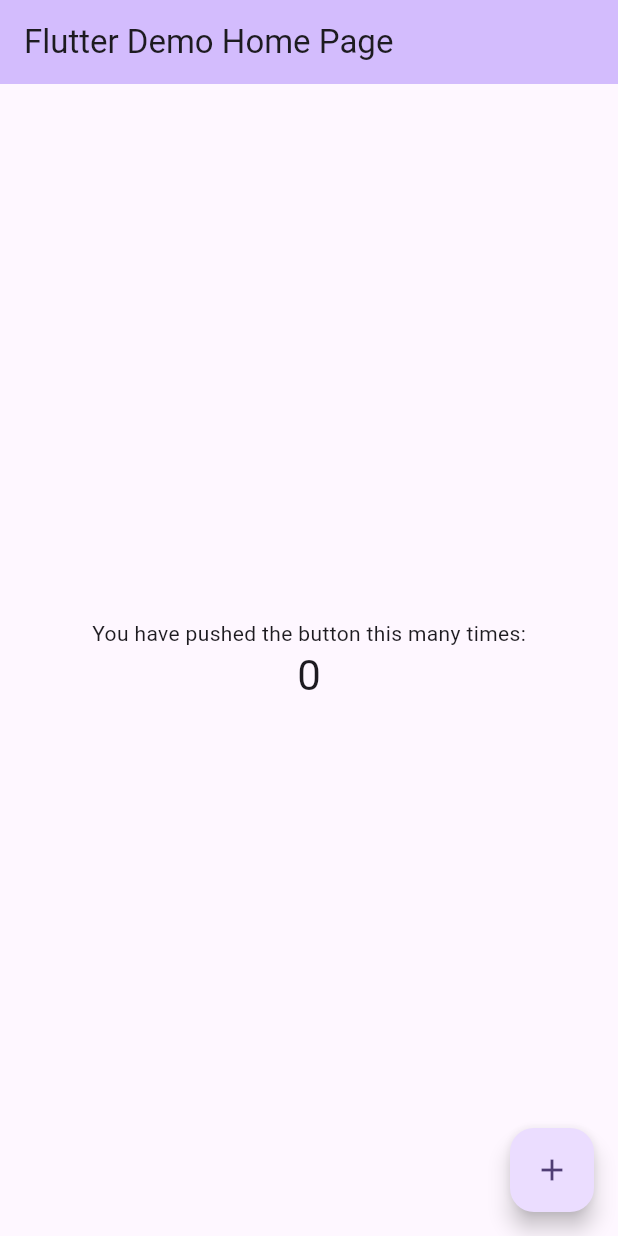
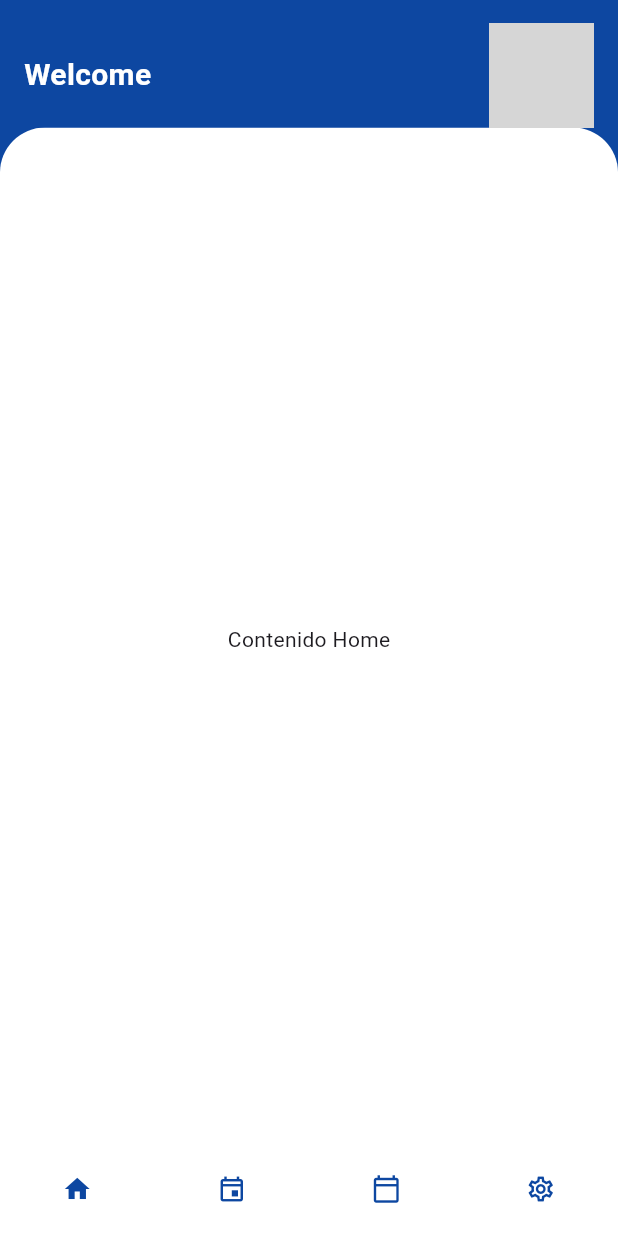
Before and after one commit to mcamilagomez/Horizzon, a Flutter app: the screen it shows after launch, on a phone screen of 412 x 824 dp. Run offline on Flutter 3.47's test engine with Material 3 defaults, Android fonts, the phone set to English and light mode, and no system bars; our stand-ins replace get; grey boxes are pictures that could not be loaded.

Commit message:
home pt1

```diff
--- a/lib/main.dart
+++ b/lib/main.dart
@@ -1,125 +1,7 @@
 import 'package:flutter/material.dart';
+
+import 'ui/my_app.dart';
 
 void main() {
   runApp(const MyApp());
 }
-
-class MyApp extends StatelessWidget {
-  const MyApp({super.key});
-
-  // This widget is the root of your application.
-  @override
-  Widget build(BuildContext context) {
-    return MaterialApp(
-      title: 'Flutter Demo',
-      theme: ThemeData(
-        // This is the theme of your application.
-        //
-        // TRY THIS: Try running your application with "flutter run". You'll see
-        // the application has a purple toolbar. Then, without quitting the app,
-        // try changing the seedColor in the colorScheme below to Colors.green
-        // and then invoke "hot reload" (save your changes or press the "hot
-        // reload" button in a Flutter-supported IDE, or press "r" if you used
-        // the command line to start the app).
-        //
-        // Notice that the counter didn't reset back to zero; the application
-        // state is not lost during the reload. To reset the state, use hot
-        // restart instead.
-        //
-        // This works for code too, not just values: Most code changes can be
-        // tested with just a hot reload.
-        colorScheme: ColorScheme.fromSeed(seedColor: Colors.deepPurple),
-        useMaterial3: true,
-      ),
-      home: const MyHomePage(title: 'Flutter Demo Home Page'),
-    );
-  }
-}
-
-class MyHomePage extends StatefulWidget {
-  const MyHomePage({super.key, required this.title});
-
-  // This widget is the home page of your application. It is stateful, meaning
-  // that it has a State object (defined below) that contains fields that affect
-  // how it looks.
-
-  // This class is the configuration for the state. It holds the values (in this
-  // case the title) provided by the parent (in this case the App widget) and
-  // used by the build method of the State. Fields in a Widget subclass are
-  // always marked "final".
-
-  final String title;
-
-  @override
-  State<MyHomePage> createState() => _MyHomePageState();
-}
-
-class _MyHomePageState extends State<MyHomePage> {
-  int _counter = 0;
-
-  void _incrementCounter() {
-    setState(() {
-      // This call to setState tells the Flutter framework that something has
-      // changed in this State, which causes it to rerun the build method below
-      // so that the display can reflect the updated values. If we changed
-      // _counter without calling setState(), then the build method would not be
-      // called again, and so nothing would appear to happen.
-      _counter++;
-    });
-  }
-
-  @override
-  Widget build(BuildContext context) {
-    // This method is rerun every time setState is called, for instance as done
-    // by the _incrementCounter method above.
-    //
-    // The Flutter framework has been optimized to make rerunning build methods
-    // fast, so that you can just rebuild anything that needs updating rather
-    // than having to individually change instances of widgets.
-    return Scaffold(
-      appBar: AppBar(
-        // TRY THIS: Try changing the color here to a specific color (to
-        // Colors.amber, perhaps?) and trigger a hot reload to see the AppBar
-        // change color while the other colors stay the same.
-        backgroundColor: Theme.of(context).colorScheme.inversePrimary,
-        // Here we take the value from the MyHomePage object that was created by
-        // the App.build method, and use it to set our appbar title.
-        title: Text(widget.title),
-      ),
-      body: Center(
-        // Center is a layout widget. It takes a single child and positions it
-        // in the middle of the parent.
-        child: Column(
-          // Column is also a layout widget. It takes a list of children and
-          // arranges them vertically. By default, it sizes itself to fit its
-          // children horizontally, and tries to be as tall as its parent.
-          //
-          // Column has various properties to control how it sizes itself and
-          // how it positions its children. Here we use mainAxisAlignment to
-          // center the children vertically; the main axis here is the vertical
-          // axis because Columns are vertical (the cross axis would be
-          // horizontal).
-          //
-          // TRY THIS: Invoke "debug painting" (choose the "Toggle Debug Paint"
-          // action in the IDE, or press "p" in the console), to see the
-          // wireframe for each widget.
-          mainAxisAlignment: MainAxisAlignment.center,
-          children: <Widget>[
-            const Text(
-              'You have pushed the button this many times:',
-            ),
-            Text(
-              '$_counter',
-              style: Theme.of(context).textTheme.headlineMedium,
-            ),
-          ],
-        ),
-      ),
-      floatingActionButton: FloatingActionButton(
-        onPressed: _incrementCounter,
-        tooltip: 'Increment',
-        child: const Icon(Icons.add),
-      ), // This trailing comma makes auto-formatting nicer for build methods.
-    );
-  }
-}
--- /dev/null
+++ b/lib/ui/my_app.dart
@@ -0,0 +1,20 @@
+import 'package:flutter/material.dart';
+
+import 'pages/home.dart';
+
+class MyApp extends StatelessWidget {
+  const MyApp({super.key});
+
+  // This widget is the root of your application.
+  @override
+  Widget build(BuildContext context) {
+    return MaterialApp(
+      title: 'My Profile',
+      debugShowCheckedModeBanner: false,
+      theme: ThemeData(
+        primarySwatch: Colors.blue,
+      ),
+      home: const HomePage(title: 'My Profile'),
+    );
+  }
+}
--- /dev/null
+++ b/lib/ui/pages/home.dart
@@ -0,0 +1,151 @@
+import 'package:flutter/material.dart';
+import 'package:get/get.dart'; // Asegúrate de tener GetX en tus dependencias
+
+class HomePage extends StatefulWidget {
+  const HomePage({super.key, required this.title});
+
+  final String title;
+
+  @override
+  State<HomePage> createState() => _HomePageState();
+}
+
+class _HomePageState extends State<HomePage> {
+  int _currentIndex = 0;
+
+  @override
+  Widget build(BuildContext context) {
+    return Scaffold(
+      backgroundColor: Colors.blue[900],
+      body: Column(
+        children: [
+          // AppBar
+          Container(
+            color: Colors.blue[900],
+            padding: const EdgeInsets.only(
+              top: 15.0,
+              left: 16.0,
+              right: 16.0,
+              bottom: 0.0,
+            ),
+            child: Row(
+              mainAxisAlignment: MainAxisAlignment.spaceBetween,
+              children: [
+                const Text(
+                  "Welcome",
+                  style: TextStyle(
+                    fontSize: 20,
+                    fontWeight: FontWeight.bold,
+                    color: Colors.white,
+                  ),
+                ),
+                Image.asset(
+                  'images/logo.png',
+                  width: 70,
+                  height: 70,
+                  fit: BoxFit.contain,
+                ),
+              ],
+            ),
+          ),
+
+
+          Expanded(
+            child: ClipRRect(
+              borderRadius: const BorderRadius.only(
+                topLeft: Radius.circular(30.0),
+                topRight: Radius.circular(30.0),
+              ),
+              child: Container(
+                color: const Color.fromARGB(255, 255, 255, 255),
+                width: double.infinity,
+                child: _getPage(_currentIndex),
+              ),
+            ),
+          ),
+        ],
+      ),
+
+      // NavBar inferior solo con iconos
+      bottomNavigationBar: ClipRRect(
+        borderRadius: const BorderRadius.only(
+          topLeft: Radius.circular(0.0),
+          topRight: Radius.circular(0.0),
+        ),
+        child: BottomNavigationBar(
+          currentIndex: _currentIndex,
+          onTap: (index) {
+            setState(() {
+              _currentIndex = index;
+            });
+
+            _navigateToPage(index);
+          },
+          type: BottomNavigationBarType.fixed,
+          backgroundColor: Colors.white,
+          selectedItemColor: Colors.blue[900],
+          unselectedItemColor: Colors.blue[900],
+          showSelectedLabels: false,
+          showUnselectedLabels: false,
+          iconSize: 24,
+          items: const [
+            BottomNavigationBarItem(
+              icon: Icon(Icons.home_outlined, size: 20),
+              activeIcon: Icon(Icons.home, size: 20),
+              label: '',
+            ),
+            BottomNavigationBarItem(
+              icon: Icon(Icons.event_outlined, size: 20),
+              activeIcon: Icon(Icons.event, size: 20),
+              label: '',
+            ),
+            BottomNavigationBarItem(
+              icon: Icon(Icons.calendar_today_outlined, size: 20),
+              activeIcon: Icon(Icons.calendar_today, size: 20),
+              label: '',
+            ),
+            BottomNavigationBarItem(
+              icon: Icon(Icons.settings_outlined, size: 20),
+              activeIcon: Icon(Icons.settings, size: 20),
+              label: '',
+            ),
+          ],
+        ),
+      ),
+    );
+  }
+
+
+  void _navigateToPage(int index) {
+    switch(index) {
+      case 0:
+        Get.offNamed("/home");
+        break;
+      case 1:
+        Get.offNamed("/eventos");
+        break;
+      case 2:
+        Get.offNamed("/agenda");
+        break;
+      case 3:
+        Get.offNamed("/ajustes");
+        break;
+    }
+  }
+
+  // Método para obtener la página actual
+  Widget _getPage(int index) {
+    switch(index) {
+      case 0:
+        return const Center(child: Text('Contenido Home'));
+      case 1:
+        return const Center(child: Text('Contenido Eventos'));
+      case 2:
+        return const Center(child: Text('Contenido Agenda'));
+      case 3:
+        return const Center(child: Text('Contenido Ajustes'));
+      default:
+        return const Center(child: Text('Página no encontrada'));
+    }
+  }
+}
--- a/pubspec.yaml
+++ b/pubspec.yaml
@@ -30,7 +30,7 @@ environment:
 dependencies:
   flutter:
     sdk: flutter
-
+  get: ^4.6.5
   # The following adds the Cupertino Icons font to your application.
   # Use with the CupertinoIcons class for iOS style icons.
   cupertino_icons: ^1.0.8
@@ -38,6 +38,7 @@ dependencies:
 dev_dependencies:
   flutter_test:
     sdk: flutter
+
 
   # The "flutter_lints" package below contains a set of recommended lints to
   # encourage good coding practices. The lint set provided by the package is
@@ -57,6 +58,8 @@ flutter:
   # the material Icons class.
   uses-material-design: true
 
+  assets:
+  - assets/images/logo.png
   # To add assets to your application, add an assets section, like this:
   # assets:
   #   - images/a_dot_burr.jpeg
```
Also changed, not shown: assets/images/logo.png (added), lib/ui/pages/agenda.dart (added), lib/ui/pages/ajustes.dart (added), lib/ui/pages/eventos.dart (added), pubspec.lock.
